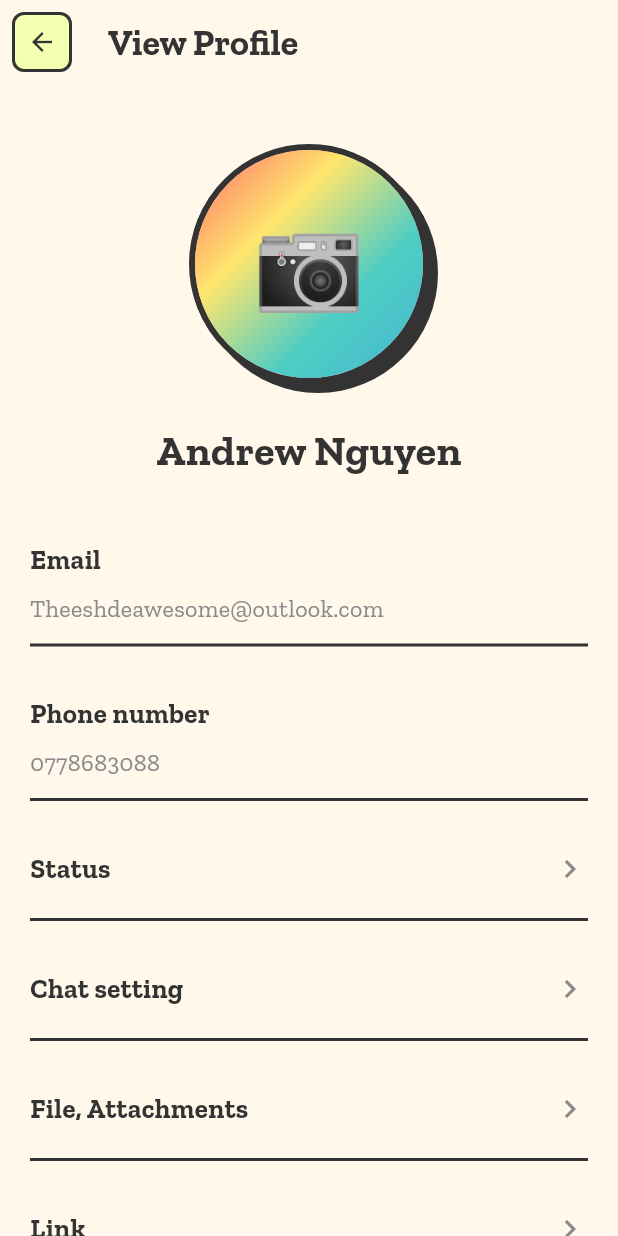
After one commit to kittykat-sudo/GenzChatApp, a Flutter app: the ProfileScreen screen opened by its route, on a phone screen of 412 x 824 dp. The commit adds this screen. Run offline on Flutter 3.47's test engine with Material 3 defaults, Android fonts, the phone set to English and light mode, and no system bars; our stand-ins replace cloud_firestore, firebase_auth, firebase_core, flutter_riverpod, flutter_svg, go_router and 1 more; missing offline and left inert: mobile_scanner; accounts and stored records are empty; project files that could hold a hidden picture were left out.

Commit message:
feat: add ProfileScreen and integrate into app routes; update plugin registrations for Firebase services

```diff
--- /dev/null
+++ b/lib/features/profile/presentation/profile_screen.dart
@@ -0,0 +1,198 @@
+import 'package:flutter/material.dart';
+import 'package:chat_drop/core/theme/app_colors.dart';
+import 'package:chat_drop/core/theme/app_text_styles.dart';
+
+class ProfileScreen extends StatelessWidget {
+  const ProfileScreen({super.key});
+
+  @override
+  Widget build(BuildContext context) {
+    return Scaffold(
+      backgroundColor: AppColors.background,
+      appBar: AppBar(
+        backgroundColor: AppColors.background,
+        elevation: 0,
+        leading: IconButton(
+          icon: Container(
+            padding: const EdgeInsets.all(8),
+            decoration: BoxDecoration(
+              color: AppColors.primaryYellow,
+              borderRadius: BorderRadius.circular(8),
+              border: Border.all(color: AppColors.border, width: 2),
+            ),
+            child: const Icon(
+              Icons.arrow_back,
+              color: AppColors.textDark,
+              size: 20,
+            ),
+          ),
+          onPressed: () => Navigator.pop(context),
+        ),
+        title: const Text(
+          'View Profile',
+          style: TextStyle(
+            fontSize: 24,
+            fontWeight: FontWeight.bold,
+            color: AppColors.textDark,
+            fontFamily: "ZillaSlab",
+          ),
+        ),
+        centerTitle: false,
+      ),
+      body: SingleChildScrollView(
+        padding: const EdgeInsets.all(20),
+        child: Column(
+          children: [
+            const SizedBox(height: 20),
+
+            // Profile Picture
+            Container(
+              width: 160,
+              height: 160,
+              decoration: BoxDecoration(
+                color: AppColors.accentPink,
+                shape: BoxShape.circle,
+                border: Border.all(color: AppColors.border, width: 4),
+                boxShadow: [
+                  BoxShadow(
+                    color: AppColors.border,
+                    offset: const Offset(6, 6),
+                    blurRadius: 0,
+                    spreadRadius: 0,
+                  ),
+                ],
+              ),
+              child: ClipOval(
+                child: Container(
+                  decoration: const BoxDecoration(
+                    gradient: LinearGradient(
+                      colors: [
+                        Color(0xFFFF6B6B),
+                        Color(0xFFFFE66D),
+                        Color(0xFF4ECDC4),
+                        Color(0xFF45B7D1),
+                      ],
+                      begin: Alignment.topLeft,
+                      end: Alignment.bottomRight,
+                    ),
+                  ),
+                  child: const Center(
+                    child: Text('📷', style: TextStyle(fontSize: 60)),
+                  ),
+                ),
+              ),
+            ),
+
+            const SizedBox(height: 24),
+
+            // User Name
+            const Text(
+              'Andrew Nguyen',
+              style: TextStyle(
+                fontSize: 28,
+                fontWeight: FontWeight.bold,
+                color: AppColors.textDark,
+                fontFamily: "ZillaSlab",
+              ),
+            ),
+
+            const SizedBox(height: 40),
+
+            // Profile Information
+            _buildProfileSection('Email', 'Theeshdeawesome@outlook.com'),
+
+            _buildProfileSection('Phone number', '0778683088'),
+
+            _buildClickableSection('Status', ''),
+
+            _buildClickableSection('Chat setting', ''),
+
+            _buildClickableSection('File, Attachments', ''),
+
+            _buildClickableSection('Link', ''),
+          ],
+        ),
+      ),
+    );
+  }
+
+  Widget _buildProfileSection(String title, String value) {
+    return Container(
+      margin: const EdgeInsets.only(bottom: 32),
+      child: Column(
+        crossAxisAlignment: CrossAxisAlignment.start,
+        children: [
+          Text(
+            title,
+            style: const TextStyle(
+              fontSize: 18,
+              fontWeight: FontWeight.bold,
+              color: AppColors.textDark,
+              fontFamily: "ZillaSlab",
+            ),
+          ),
+          const SizedBox(height: 8),
+          if (value.isNotEmpty)
+            Text(
+              value,
+              style: const TextStyle(
+                fontSize: 16,
+                color: AppColors.textGrey,
+                fontFamily: "ZillaSlab",
+              ),
+            ),
+          const SizedBox(height: 12),
+          Container(height: 2, color: AppColors.border),
+        ],
+      ),
+    );
+  }
+
+  Widget _buildClickableSection(String title, String value) {
+    return Container(
+      margin: const EdgeInsets.only(bottom: 32),
+      child: InkWell(
+        onTap: () {
+          // Handle section tap
+          print('$title tapped');
+        },
+        child: Column(
+          crossAxisAlignment: CrossAxisAlignment.start,
+          children: [
+            Row(
+              mainAxisAlignment: MainAxisAlignment.spaceBetween,
+              children: [
+                Text(
+                  title,
+                  style: const TextStyle(
+                    fontSize: 18,
+                    fontWeight: FontWeight.bold,
+                    color: AppColors.textDark,
+                    fontFamily: "ZillaSlab",
+                  ),
+                ),
+                const Icon(
+                  Icons.chevron_right,
+                  color: AppColors.textGrey,
+                  size: 24,
+                ),
+              ],
+            ),
+            const SizedBox(height: 8),
+            if (value.isNotEmpty)
+              Text(
+                value,
+                style: const TextStyle(
+                  fontSize: 16,
+                  color: AppColors.textGrey,
+                  fontFamily: "ZillaSlab",
+                ),
+              ),
+            const SizedBox(height: 12),
+            Container(height: 2, color: AppColors.border),
+          ],
+        ),
+      ),
+    );
+  }
+}
--- a/lib/routes/app_routes.dart
+++ b/lib/routes/app_routes.dart
@@ -2,6 +2,7 @@ import 'package:chat_drop/features/auth/presentation/screens/qr_generator_screen
 import 'package:chat_drop/features/auth/presentation/screens/qr_scanner_screen.dart';
 import 'package:chat_drop/features/home/presentation/home_screen.dart';
 import 'package:chat_drop/features/chat/presentation/chat_screen.dart';
+import 'package:chat_drop/features/profile/presentation/profile_screen.dart';
 import 'package:flutter/material.dart';
 import 'package:flutter_riverpod/flutter_riverpod.dart';
 import 'package:go_router/go_router.dart';
@@ -58,6 +59,11 @@ final appRouterProvider = Provider<GoRouter>((ref) {
               child: const QrScannerScreen(),
             ),
       ),
+      GoRoute(
+        path: '/profile', // Add profile route
+        name: 'profile',
+        builder: (context, state) => const ProfileScreen(),
+      ),
     ],
   );
 });
```
Also changed, not shown: assets/images/Music 10.jpg, pubspec.lock, 3 other files.
